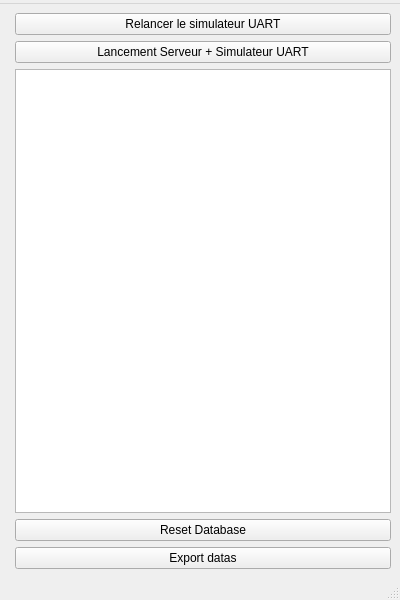
First picture: the form in serveur/mainwindow.ui, repository etiennelndr/serveur_voilierautonome, before the edit.
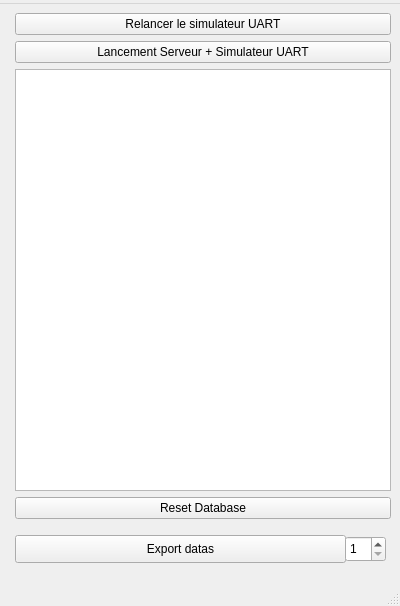
Second picture: the form after the edit.

Commit message: Resetting database and exporting datas (not tested yet)

Patch:
```diff
--- a/serveur/mainwindow.ui
+++ b/serveur/mainwindow.ui
@@ -7,7 +7,7 @@
     <x>0</x>
     <y>0</y>
     <width>400</width>
-    <height>600</height>
+    <height>606</height>
    </rect>
   </property>
   <property name="minimumSize">
@@ -61,11 +61,43 @@
       </property>
      </widget>
     </item>
-    <item row="5" column="1">
-     <widget class="QPushButton" name="button_exportDatas">
-      <property name="text">
-       <string>Export datas</string>
+    <item row="6" column="1">
+     <widget class="QWidget" name="widget_exportDatas" native="true">
+      <property name="minimumSize">
+       <size>
+        <width>50</width>
+        <height>50</height>
+       </size>
       </property>
+      <widget class="QPushButton" name="button_exportDatas">
+       <property name="enabled">
+        <bool>true</bool>
+       </property>
+       <property name="geometry">
+        <rect>
+         <x>0</x>
+         <y>10</y>
+         <width>331</width>
+         <height>28</height>
+        </rect>
+       </property>
+       <property name="text">
+        <string>Export datas</string>
+       </property>
+      </widget>
+      <widget class="QSpinBox" name="spinBox_exportDatas">
+       <property name="geometry">
+        <rect>
+         <x>330</x>
+         <y>11</y>
+         <width>41</width>
+         <height>26</height>
+        </rect>
+       </property>
+       <property name="minimum">
+        <number>1</number>
+       </property>
+      </widget>
      </widget>
     </item>
    </layout>
```
Left out of the diff: 28 changed lines with no effect on the pictures. The commit also changes 9 other files.
